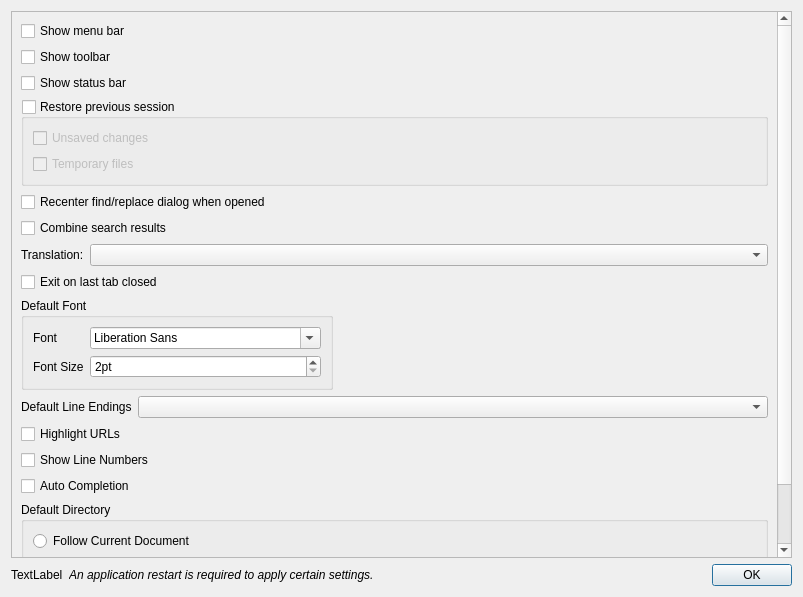
Above: src/dialogs/PreferencesDialog.ui from dail8859/NotepadNext before the change. Below: the same form after it.
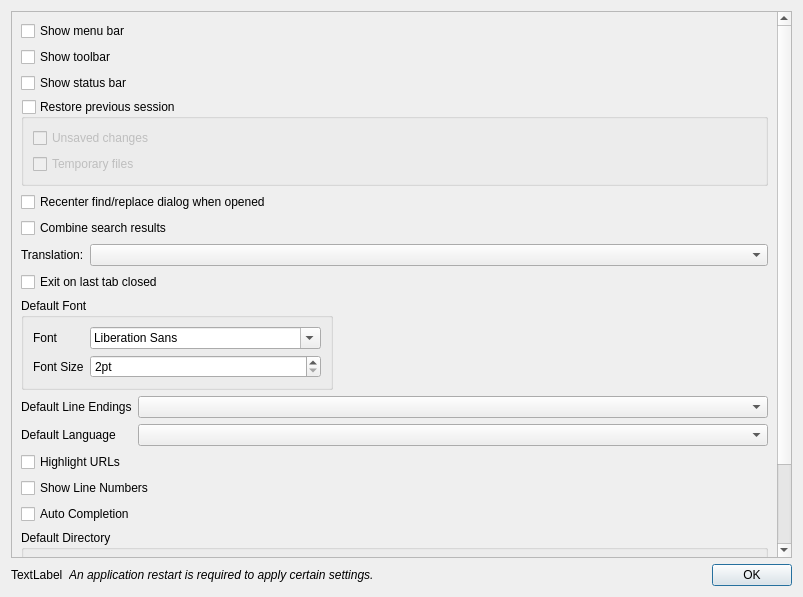
That is the form after the change.

Commit message:
Add a Default Language setting for new documents
New documents always used the "Text" language. Add a "Default Language"
option to the preferences, next to "Default Line Endings", that is
applied to new tabs, like the Notepad++ New Document setting.

Files opened from disk are not affected and still use the language
detected from their extension or contents. Unsaved tabs restored from a
session keep their saved language. An unknown value falls back to
"Text".

The default encoding part of the request is not covered here.

Related to #1057

What changed in the file:
```diff
--- a/src/dialogs/PreferencesDialog.ui
+++ b/src/dialogs/PreferencesDialog.ui
@@ -192,6 +192,16 @@
          <item row="0" column="1">
           <widget class="QComboBox" name="comboBoxLineEndings"/>
          </item>
+         <item row="1" column="0">
+          <widget class="QLabel" name="labelDefaultLanguage">
+           <property name="text">
+            <string>Default Language</string>
+           </property>
+          </widget>
+         </item>
+         <item row="1" column="1">
+          <widget class="QComboBox" name="comboBoxDefaultLanguage"/>
+         </item>
         </layout>
        </item>
        <item>
```
The commit also changes 4 other files.
